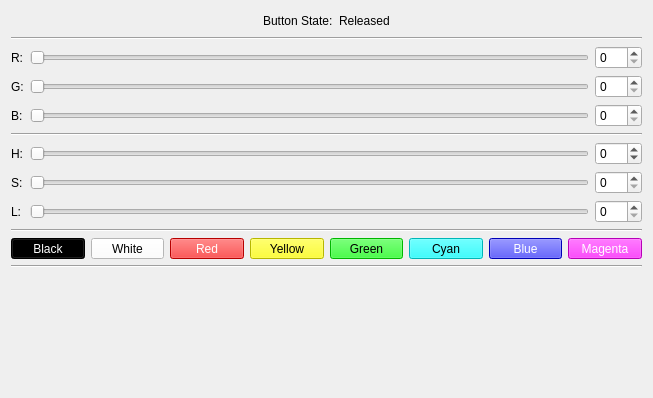
Old version of the form src/brickv/plugin_system/plugins/rgb_led_button/ui/rgb_led_button.ui in the repository Tinkerforge/brickv.
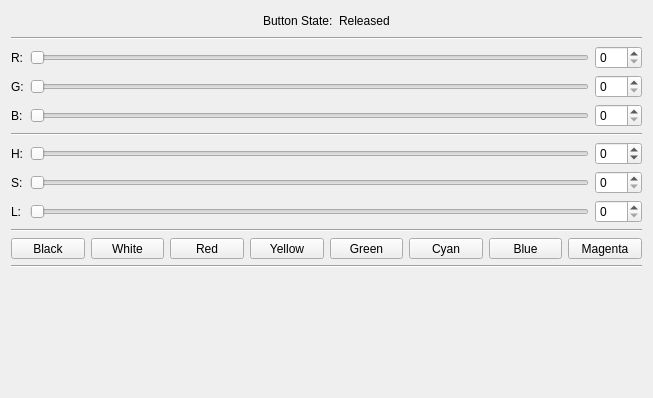
New version of the form.

Commit message:
Fix RGB LED button style.
The Gtk style does not work with colored button backgrounds, so
use a colored icon instead.

What changed in the file:
```diff
--- a/src/brickv/plugin_system/plugins/rgb_led_button/ui/rgb_led_button.ui
+++ b/src/brickv/plugin_system/plugins/rgb_led_button/ui/rgb_led_button.ui
@@ -204,7 +204,7 @@
           </sizepolicy>
          </property>
          <property name="styleSheet">
-          <string notr="true">color: white; background: black;</string>
+          <string notr="true"/>
          </property>
          <property name="text">
           <string>Black</string>
@@ -220,7 +220,7 @@
           </sizepolicy>
          </property>
          <property name="styleSheet">
-          <string notr="true">color: black; background: white;</string>
+          <string notr="true"/>
          </property>
          <property name="text">
           <string>White</string>
@@ -236,7 +236,7 @@
           </sizepolicy>
          </property>
          <property name="styleSheet">
-          <string notr="true">color: white; background: red;</string>
+          <string notr="true"/>
          </property>
          <property name="text">
           <string>Red</string>
@@ -252,7 +252,7 @@
           </sizepolicy>
          </property>
          <property name="styleSheet">
-          <string notr="true">color: black; background: yellow;</string>
+          <string notr="true"/>
          </property>
          <property name="text">
           <string>Yellow</string>
@@ -268,7 +268,7 @@
           </sizepolicy>
          </property>
          <property name="styleSheet">
-          <string notr="true">color: black; background: #00FF00;</string>
+          <string notr="true"/>
          </property>
          <property name="text">
           <string>Green</string>
@@ -284,7 +284,7 @@
           </sizepolicy>
          </property>
          <property name="styleSheet">
-          <string notr="true">color: black; background: cyan;</string>
+          <string notr="true"/>
          </property>
          <property name="text">
           <string>Cyan</string>
@@ -300,7 +300,7 @@
           </sizepolicy>
          </property>
          <property name="styleSheet">
-          <string notr="true">color: white; background: blue;</string>
+          <string notr="true"/>
          </property>
          <property name="text">
           <string>Blue</string>
@@ -316,7 +316,7 @@
           </sizepolicy>
          </property>
          <property name="styleSheet">
-          <string notr="true">color: white; background: magenta;</string>
+          <string notr="true"/>
          </property>
          <property name="text">
           <string>Magenta</string>
```
The commit also changes 5 other files.
